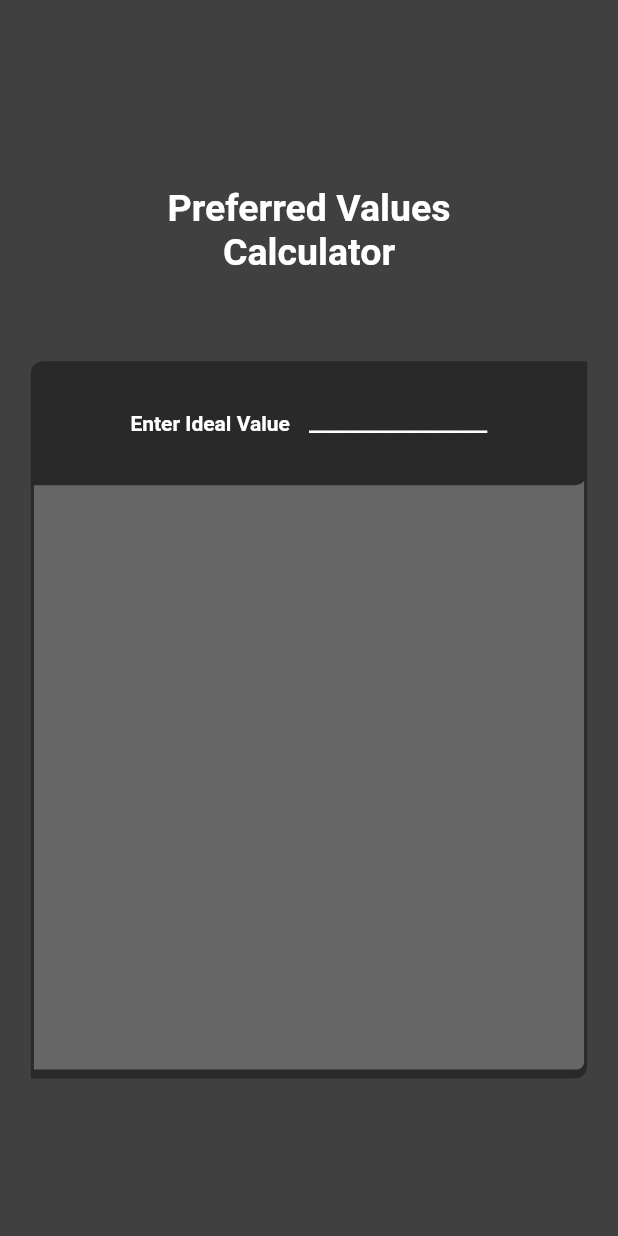
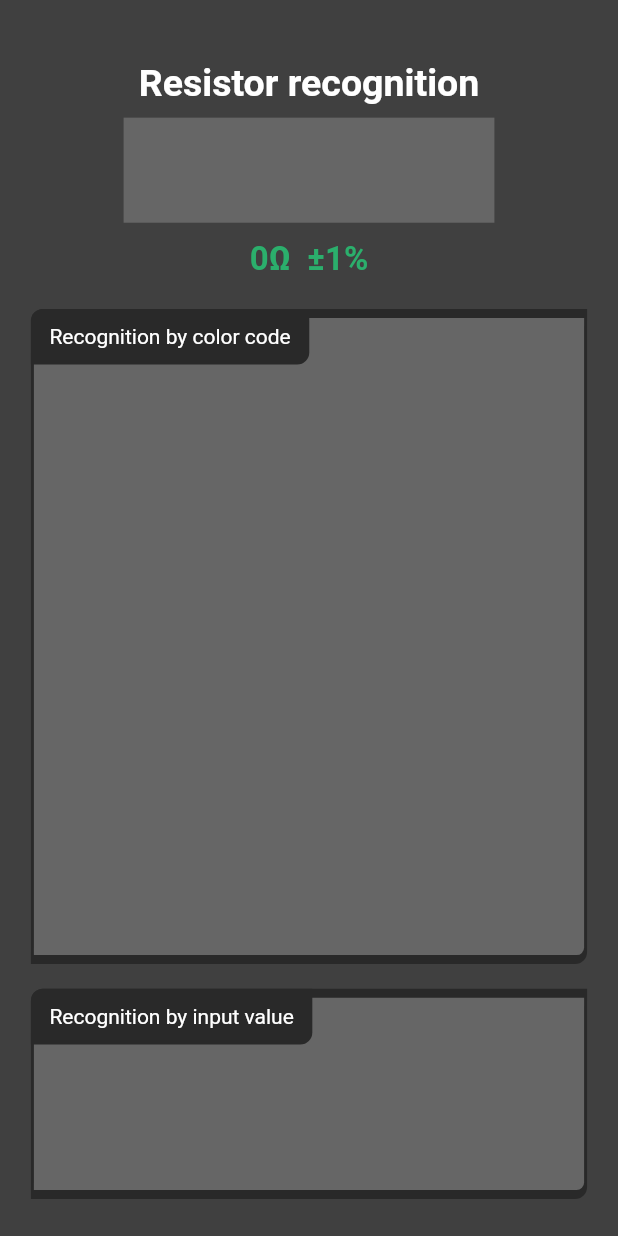
Before and after one commit to Pumaxx/ElectronicsPocketTools-Flutter, a Flutter app: the screen it shows after launch, on a phone screen of 412 x 824 dp. Run offline on Flutter 3.47's test engine with Material 2 defaults, Android fonts, the light colour scheme and no system bars; drawn by our look-alikes of auto_size_text.

Commit message:
Added ResistorRecognition UI base

```diff
--- a/lib/UI/resistor_recognition.dart
+++ b/lib/UI/resistor_recognition.dart
@@ -0,0 +1,123 @@
+import 'package:flutter/material.dart';
+import 'package:auto_size_text/auto_size_text.dart';
+import '../main_menu.dart';
+import 'UI_recorces/tool_containers.dart';
+
+class ResistorRecognitionPage extends StatefulWidget {
+  const ResistorRecognitionPage({super.key});
+
+  @override
+  State<ResistorRecognitionPage> createState() =>
+      _ResistorRecognitionPageState();
+}
+
+class _ResistorRecognitionPageState extends State<ResistorRecognitionPage> {
+  @override
+  Widget build(BuildContext context) {
+    final double statusBarHeight = MediaQuery.of(context).padding.top;
+    final double screenHeight =
+        MediaQuery.of(context).size.height - statusBarHeight;
+    final double screenWidth = MediaQuery.of(context).size.width;
+
+    return Scaffold(
+      backgroundColor: customColors.backgroundTool,
+      body: SafeArea(
+        top: true,
+        child: ListView(
+          children: [
+            SizedBox(height: screenHeight * 0.05),
+            SizedBox(
+              height: screenHeight * 0.2,
+              child: Row(
+                children: [
+                  SizedBox(width: screenWidth * 0.2),
+                  Column(
+                    children: [
+                      SizedBox(
+                        width: screenWidth * 0.6,
+                        child: const Center(
+                          child: AutoSizeText(
+                            'Resistor recognition',
+                            textAlign: TextAlign.center,
+                            style: TextStyle(
+                              fontWeight: FontWeight.bold,
+                              fontSize: 25.0,
+                            ),
+                            maxLines: 1,
+                          ),
+                        ),
+                      ),
+                      SizedBox(
+                          height: screenHeight * 0.01,
+                          width: screenWidth * 0.6),
+                      Container(
+                          color: customColors.secondary,
+                          height: screenHeight * 0.085,
+                          width: screenWidth * 0.6),
+                      SizedBox(
+                          height: screenHeight * 0.01,
+                          width: screenWidth * 0.6),
+                      SizedBox(
+                        height: screenHeight * 0.04,
+                        width: screenWidth * 0.6,
+                        child: Center(
+                          child: AutoSizeText(
+                            "0Ω  ±1%",
+                            textAlign: TextAlign.center,
+                            style: TextStyle(
+                              fontWeight: FontWeight.bold,
+                              fontSize: 22.0,
+                              color: customColors.containerResult,
+                            ),
+                            maxLines: 1,
+                          ),
+                        ),
+                      ),
+                    ],
+                  ),
+                  SizedBox(width: screenWidth * 0.2),
+                ],
+              ),
+            ),
+            Row(
+              children: [
+                SizedBox(width: screenWidth * 0.05),
+                Column(
+                  children: [
+                    Stack(
+                      children: [
+                        TollContainer(
+                          height: screenHeight * 0.53,
+                          width: screenWidth * 0.9,
+                        ),
+                        TollContainerTitleBar(
+                            title: "Recognition by color code",
+                            screenWidth: screenWidth,
+                            screenHeight: screenHeight),
+                      ],
+                    ),
+                    SizedBox(height: screenHeight * 0.02),
+                    Stack(
+                      children: [
+                        TollContainer(
+                          height: screenHeight * 0.17,
+                          width: screenWidth * 0.9,
+                        ),
+                        TollContainerTitleBar(
+                            title: "Recognition by input value",
+                            screenWidth: screenWidth,
+                            screenHeight: screenHeight),
+                      ],
+                    ),
+                  ],
+                ),
+                SizedBox(width: screenWidth * 0.05),
+              ],
+            ),
+            SizedBox(height: screenHeight * 0.03),
+          ],
+        ),
+      ),
+    );
+  }
+}
--- a/lib/main_menu.dart
+++ b/lib/main_menu.dart
@@ -5,6 +5,7 @@ import 'UI/amplification_suppression.dart';
 import 'UI/digital_filters.dart';
 import 'UI/logic_gates.dart';
 import 'UI/preferred_values.dart';
+import 'UI/resistor_recognition.dart';
 
 const customColors = CustomColors();
 
@@ -18,7 +19,7 @@ class ElectronicsPocketTools extends StatelessWidget {
   @override
   Widget build(BuildContext context) {
     return MaterialApp(
-      home: const PreferredValuesPage(),
+      home: const ResistorRecognitionPage(),
       debugShowCheckedModeBanner: false,
       theme: ThemeData.dark(),
     );
```
